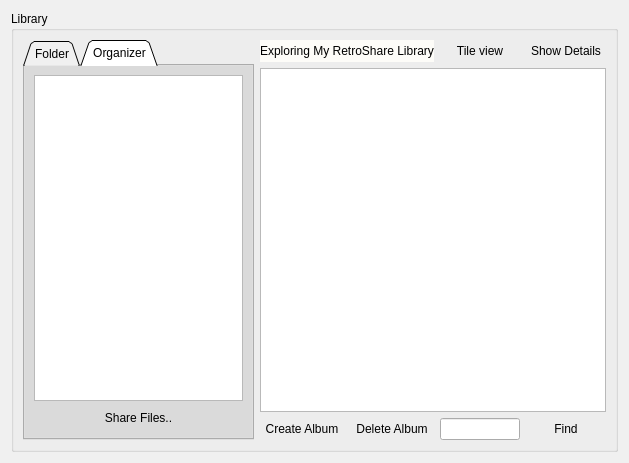
The window that retroshare-gui/src/gui/LibraryDialog.ui (RetroShare/RetroShare) describes before a commit, drawn with Qt 5.
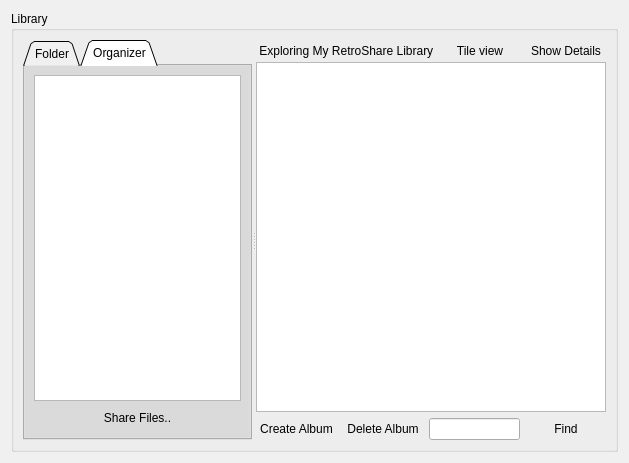
The same window after the commit. The open tabs and pages were chosen to show the change. Icons and pictures are not drawn.

Commit message: * update library dialog

What changed in the file:
```diff
--- a/retroshare-gui/src/gui/LibraryDialog.ui
+++ b/retroshare-gui/src/gui/LibraryDialog.ui
@@ -493,19 +493,161 @@
      <property name="title" >
       <string>Library</string>
      </property>
+     <layout class="QGridLayout" name="gridLayout_5" >
+      <item row="0" column="0" >
+       <widget class="QSplitter" name="splitter" >
+        <property name="sizePolicy" >
+         <sizepolicy vsizetype="Preferred" hsizetype="Expanding" >
+          <horstretch>0</horstretch>
+          <verstretch>0</verstretch>
+         </sizepolicy>
+        </property>
+        <property name="orientation" >
+         <enum>Qt::Horizontal</enum>
+        </property>
+        <widget class="QTabWidget" name="tabWidget_2" >
+         <property name="tabShape" >
+          <enum>QTabWidget::Triangular</enum>
+         </property>
+         <property name="currentIndex" >
+          <number>0</number>
+         </property>
+         <widget class="QWidget" name="tab_13" >
+          <property name="geometry" >
+           <rect>
+            <x>0</x>
+            <y>0</y>
+            <width>201</width>
+            <height>385</height>
+           </rect>
+          </property>
+          <attribute name="title" >
+           <string>Folder</string>
+          </attribute>
+          <layout class="QGridLayout" name="gridLayout" >
+           <item row="0" column="0" >
+            <widget class="QTreeView" name="fodlertreeView" />
+           </item>
+           <item row="1" column="0" >
+            <widget class="QComboBox" name="comboBox" >
+             <property name="styleSheet" >
+              <string notr="true" >border-color: qlineargradient(spread:pad, x1:0, y1:0, x2:1, y2:0, stop:0 rgba(0, 0, 0, 255), stop:1 rgba(255, 255, 255, 255));</string>
+             </property>
+             <item>
+              <property name="text" >
+               <string>All File Types</string>
+              </property>
+              <property name="icon" >
+               <iconset resource="images.qrc" >
+                <normaloff>:/images/FileTypeAny.png</normaloff>:/images/FileTypeAny.png</iconset>
+              </property>
+             </item>
+             <item>
+              <property name="text" >
+               <string>Application</string>
+              </property>
+              <property name="icon" >
+               <iconset resource="images.qrc" >
+                <normaloff>:/images/FileTypeProgram.png</normaloff>:/images/FileTypeProgram.png</iconset>
+              </property>
+             </item>
+             <item>
+              <property name="text" >
+               <string>Archive</string>
+              </property>
+              <property name="icon" >
+               <iconset resource="images.qrc" >
+                <normaloff>:/images/FileTypeArchive.png</normaloff>:/images/FileTypeArchive.png</iconset>
+              </property>
+             </item>
+            </widget>
+           </item>
+          </layout>
+         </widget>
+         <widget class="QWidget" name="tab_14" >
+          <property name="geometry" >
+           <rect>
+            <x>0</x>
+            <y>0</y>
+            <width>201</width>
+            <height>385</height>
+           </rect>
+          </property>
+          <attribute name="title" >
+           <string>Organizer</string>
+          </attribute>
      <layout class="QGridLayout" >
-      <item row="0" column="1" colspan="2" >
+           <item row="0" column="0" >
+            <widget class="QTreeView" name="organizertreeView" >
+             <property name="font" >
+              <font>
+               <family>Utopia</family>
+               <pointsize>8</pointsize>
+              </font>
+             </property>
+            </widget>
+           </item>
+           <item row="1" column="0" >
+            <widget class="QPushButton" name="shareFiles_btn" >
+             <property name="maximumSize" >
+              <size>
+               <width>16777215</width>
+               <height>23</height>
+              </size>
+             </property>
+             <property name="styleSheet" >
+              <string notr="true" >border-color: rgb(0, 0, 0);</string>
+             </property>
+             <property name="text" >
+              <string>Share Files..</string>
+             </property>
+             <property name="icon" >
+              <iconset resource="images.qrc" >
+               <normaloff>:/images/add-share24.png</normaloff>:/images/add-share24.png</iconset>
+             </property>
+             <property name="iconSize" >
+              <size>
+               <width>24</width>
+               <height>24</height>
+              </size>
+             </property>
+             <property name="flat" >
+              <bool>true</bool>
+             </property>
+            </widget>
+           </item>
+          </layout>
+         </widget>
+        </widget>
+        <widget class="QWidget" name="" >
+         <layout class="QGridLayout" name="gridLayout_4" >
+          <item row="0" column="0" >
+           <layout class="QGridLayout" name="gridLayout_2" >
+            <property name="verticalSpacing" >
+             <number>0</number>
+            </property>
+            <item row="0" column="0" >
        <widget class="QLabel" name="label_3" >
-        <property name="styleSheet" >
-         <string>background-color: rgb(253, 252, 248);</string>
-        </property>
         <property name="text" >
-         <string>Exploring My RetroShare Library</string>
+               <string>&lt;!DOCTYPE HTML PUBLIC "-//W3C//DTD HTML 4.0//EN" "http://www.w3.org/TR/REC-html40/strict.dtd">
+&lt;html>&lt;head>&lt;meta name="qrichtext" content="1" />&lt;style type="text/css">
+p, li { white-space: pre-wrap; }
+&lt;/style>&lt;/head>&lt;body style=" font-family:'Sans Serif'; font-size:9pt; font-weight:400; font-style:normal;">
+&lt;p style=" margin-top:0px; margin-bottom:0px; margin-left:0px; margin-right:0px; -qt-block-indent:0; text-indent:0px;">&lt;img src=":/images/folder_blueshared.png" /> Exploring My RetroShare Library&lt;/p>&lt;/body>&lt;/html></string>
+              </property>
+              <property name="pixmap" >
+               <pixmap resource="images.qrc" >:/images/folder_blueshared.png</pixmap>
         </property>
        </widget>
       </item>
-      <item row="0" column="3" >
+            <item row="0" column="1" >
        <widget class="QPushButton" name="tileView_btn_library" >
+              <property name="maximumSize" >
+               <size>
+                <width>16777215</width>
+                <height>24</height>
+               </size>
+              </property>
         <property name="text" >
          <string>Tile view</string>
         </property>
@@ -514,7 +656,7 @@
         </property>
        </widget>
       </item>
-      <item row="0" column="4" >
+            <item row="0" column="2" >
        <widget class="QPushButton" name="showDetails_btn_library" >
         <property name="text" >
          <string>Show Details</string>
@@ -524,7 +666,7 @@
         </property>
        </widget>
       </item>
-      <item row="1" column="1" colspan="4" >
+            <item row="1" column="0" colspan="3" >
        <widget class="QListView" name="organizerListView" >
         <property name="contextMenuPolicy" >
          <enum>Qt::DefaultContextMenu</enum>
@@ -540,112 +682,83 @@
         </property>
        </widget>
       </item>
-      <item row="2" column="1" >
+           </layout>
+          </item>
+          <item row="1" column="0" >
+           <layout class="QGridLayout" name="gridLayout_3" >
+            <item row="0" column="0" >
        <widget class="QPushButton" name="createAlbum_btn_library" >
+              <property name="maximumSize" >
+               <size>
+                <width>16777215</width>
+                <height>24</height>
+               </size>
+              </property>
         <property name="styleSheet" >
-         <string/>
+               <string notr="true" />
         </property>
         <property name="text" >
          <string>Create Album</string>
         </property>
+              <property name="icon" >
+               <iconset resource="images.qrc" >
+                <normaloff>:/images/directoryadd_24x24_shadow.png</normaloff>:/images/directoryadd_24x24_shadow.png</iconset>
+              </property>
         <property name="flat" >
          <bool>true</bool>
         </property>
        </widget>
       </item>
-      <item row="2" column="2" >
+            <item row="0" column="1" >
        <widget class="QPushButton" name="deleteAlbum_btn_library" >
+              <property name="maximumSize" >
+               <size>
+                <width>16777215</width>
+                <height>24</height>
+               </size>
+              </property>
         <property name="styleSheet" >
-         <string/>
+               <string notr="true" />
         </property>
         <property name="text" >
          <string>Delete Album</string>
         </property>
+              <property name="icon" >
+               <iconset resource="images.qrc" >
+                <normaloff>:/images/directoryremove_24x24_shadow.png</normaloff>:/images/directoryremove_24x24_shadow.png</iconset>
+              </property>
         <property name="flat" >
          <bool>true</bool>
         </property>
        </widget>
       </item>
-      <item row="2" column="3" >
+            <item row="0" column="2" >
        <widget class="QLineEdit" name="findEditmain" />
       </item>
-      <item row="2" column="4" >
+            <item row="0" column="3" >
        <widget class="QPushButton" name="find_btn_library" >
+              <property name="maximumSize" >
+               <size>
+                <width>16777215</width>
+                <height>24</height>
+               </size>
+              </property>
         <property name="styleSheet" >
-         <string>pushButton_41:hover{ color : white;}</string>
+               <string notr="true" >pushButton_41:hover{ color : white;}</string>
         </property>
         <property name="text" >
          <string>Find</string>
         </property>
+              <property name="icon" >
+               <iconset resource="images.qrc" >
+                <normaloff>:/images/find.png</normaloff>:/images/find.png</iconset>
+              </property>
         <property name="flat" >
          <bool>true</bool>
         </property>
-       </widget>
-      </item>
-      <item rowspan="3" row="0" column="0" >
-       <widget class="QTabWidget" name="tabWidget_2" >
-        <property name="tabShape" >
-         <enum>QTabWidget::Triangular</enum>
-        </property>
-        <property name="currentIndex" >
-         <number>1</number>
-        </property>
-        <widget class="QWidget" name="tab_13" >
-         <attribute name="title" >
-          <string>Folder</string>
-         </attribute>
-         <layout class="QGridLayout" >
-          <item row="0" column="0" >
-           <widget class="QComboBox" name="comboBox" >
-            <property name="styleSheet" >
-             <string>border-color: qlineargradient(spread:pad, x1:0, y1:0, x2:1, y2:0, stop:0 rgba(0, 0, 0, 255), stop:1 rgba(255, 255, 255, 255));</string>
-            </property>
-            <item>
-             <property name="text" >
-              <string>All File Types</string>
-             </property>
-            </item>
-            <item>
-             <property name="text" >
-              <string>Application</string>
-             </property>
-            </item>
-            <item>
-             <property name="text" >
-              <string>Archive</string>
-             </property>
-            </item>
            </widget>
           </item>
          </layout>
-        </widget>
-        <widget class="QWidget" name="tab_14" >
-         <attribute name="title" >
-          <string>Organizer</string>
-         </attribute>
-         <layout class="QGridLayout" >
-          <item row="0" column="0" >
-           <widget class="QTreeView" name="organizertreeView" >
-            <property name="font" >
-             <font>
-              <family>Utopia</family>
-              <pointsize>8</pointsize>
-             </font>
-            </property>
-           </widget>
-          </item>
-          <item row="1" column="0" >
-           <widget class="QPushButton" name="shareFiles_btn" >
-            <property name="styleSheet" >
-             <string>border-color: rgb(0, 0, 0);</string>
-            </property>
-            <property name="text" >
-             <string>Share Files..</string>
-            </property>
-            <property name="flat" >
-             <bool>true</bool>
-            </property>
-           </widget>
           </item>
          </layout>
         </widget>
```
Lines whose indentation alone changed are shown as unchanged. The commit also changes 5 other files.
